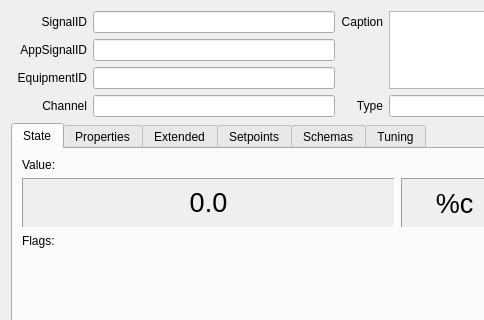
Qt form lib/Ui/DialogSignalInfo.ui (whiteman-kr/u7set) before a commit; both pictures show x 0 to 484 and y 0 to 320 of the 656 by 483 pixel window.
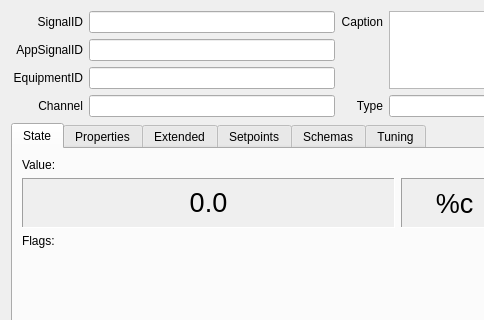
The same form after that commit. Icons and pictures are not drawn. Custom widgets are drawn as their Qt base class.

Commit message: RPCT-2814, u7, Monitor: DialogSignalInfo icon size fix

```diff
--- a/lib/Ui/DialogSignalInfo.ui
+++ b/lib/Ui/DialogSignalInfo.ui
@@ -22,161 +22,12 @@
   <property name="sizeGripEnabled">
    <bool>false</bool>
   </property>
-  <layout class="QGridLayout" name="gridLayout_7">
-   <item row="0" column="0">
     <layout class="QGridLayout" name="gridLayout_6">
      <item row="0" column="0">
       <layout class="QGridLayout" name="gridLayout">
-       <item row="1" column="2">
-        <widget class="QLineEdit" name="editAppSignalID">
-         <property name="sizePolicy">
-          <sizepolicy hsizetype="Expanding" vsizetype="Maximum">
-           <horstretch>0</horstretch>
-           <verstretch>0</verstretch>
-          </sizepolicy>
-         </property>
-         <property name="font">
-          <font>
-           <pointsize>8</pointsize>
-           <weight>50</weight>
-           <bold>false</bold>
-          </font>
-         </property>
-         <property name="acceptDrops">
-          <bool>false</bool>
-         </property>
-         <property name="readOnly">
-          <bool>true</bool>
-         </property>
-        </widget>
-       </item>
-       <item row="0" column="4" rowspan="3">
-        <widget class="QPlainTextEdit" name="editCaption">
-         <property name="sizePolicy">
-          <sizepolicy hsizetype="Expanding" vsizetype="Maximum">
-           <horstretch>0</horstretch>
-           <verstretch>0</verstretch>
-          </sizepolicy>
-         </property>
-         <property name="font">
-          <font>
-           <weight>50</weight>
-           <bold>false</bold>
-          </font>
-         </property>
-        </widget>
-       </item>
-       <item row="0" column="3">
-        <widget class="QLabel" name="captionLabel">
-         <property name="sizePolicy">
-          <sizepolicy hsizetype="Preferred" vsizetype="Maximum">
-           <horstretch>0</horstretch>
-           <verstretch>0</verstretch>
-          </sizepolicy>
-         </property>
-         <property name="text">
-          <string>Caption</string>
-         </property>
-         <property name="alignment">
-          <set>Qt::AlignRight|Qt::AlignTrailing|Qt::AlignVCenter</set>
-         </property>
-        </widget>
-       </item>
-       <item row="2" column="2">
-        <widget class="QLineEdit" name="editEquipment">
-         <property name="sizePolicy">
-          <sizepolicy hsizetype="Expanding" vsizetype="Maximum">
-           <horstretch>0</horstretch>
-           <verstretch>0</verstretch>
-          </sizepolicy>
-         </property>
-         <property name="font">
-          <font>
-           <pointsize>8</pointsize>
-           <weight>50</weight>
-           <bold>false</bold>
-          </font>
-         </property>
-         <property name="acceptDrops">
-          <bool>false</bool>
-         </property>
-         <property name="readOnly">
-          <bool>true</bool>
-         </property>
-        </widget>
-       </item>
-       <item row="3" column="2">
-        <widget class="QLineEdit" name="editChannel">
-         <property name="sizePolicy">
-          <sizepolicy hsizetype="Expanding" vsizetype="Maximum">
-           <horstretch>0</horstretch>
-           <verstretch>0</verstretch>
-          </sizepolicy>
-         </property>
-         <property name="acceptDrops">
-          <bool>false</bool>
-         </property>
-         <property name="readOnly">
-          <bool>true</bool>
-         </property>
-        </widget>
-       </item>
-       <item row="0" column="2">
-        <widget class="QLineEdit" name="editCustomAppSignalID">
-         <property name="sizePolicy">
-          <sizepolicy hsizetype="Expanding" vsizetype="Maximum">
-           <horstretch>0</horstretch>
-           <verstretch>0</verstretch>
-          </sizepolicy>
-         </property>
-         <property name="font">
-          <font>
-           <pointsize>8</pointsize>
-           <weight>50</weight>
-           <bold>false</bold>
-          </font>
-         </property>
-         <property name="acceptDrops">
-          <bool>false</bool>
-         </property>
-         <property name="readOnly">
-          <bool>true</bool>
-         </property>
-        </widget>
-       </item>
-       <item row="3" column="3">
-        <widget class="QLabel" name="signalTypeLabel">
-         <property name="sizePolicy">
-          <sizepolicy hsizetype="Preferred" vsizetype="Maximum">
-           <horstretch>0</horstretch>
-           <verstretch>0</verstretch>
-          </sizepolicy>
-         </property>
-         <property name="text">
-          <string>Type</string>
-         </property>
-         <property name="alignment">
-          <set>Qt::AlignRight|Qt::AlignTrailing|Qt::AlignVCenter</set>
-         </property>
-        </widget>
-       </item>
-       <item row="2" column="1">
-        <widget class="QLabel" name="equipmentLabel">
-         <property name="sizePolicy">
-          <sizepolicy hsizetype="Preferred" vsizetype="Maximum">
-           <horstretch>0</horstretch>
-           <verstretch>0</verstretch>
-          </sizepolicy>
-         </property>
-         <property name="text">
-          <string>EquipmentID</string>
-         </property>
-         <property name="alignment">
-          <set>Qt::AlignRight|Qt::AlignTrailing|Qt::AlignVCenter</set>
-         </property>
-        </widget>
-       </item>
        <item row="0" column="0">
+      <layout class="QHBoxLayout" name="horizontalLayout_2">
+       <item>
         <widget class="QLabelAppSignalDragAndDrop" name="signalIdLabelIcon">
          <property name="sizePolicy">
           <sizepolicy hsizetype="Ignored" vsizetype="Ignored">
@@ -216,7 +67,83 @@
          </property>
         </widget>
        </item>
-       <item row="1" column="1">
+       <item>
+        <widget class="QLabelAppSignalDragAndDrop" name="signalIdLabel">
+         <property name="sizePolicy">
+          <sizepolicy hsizetype="Preferred" vsizetype="Maximum">
+           <horstretch>0</horstretch>
+           <verstretch>0</verstretch>
+          </sizepolicy>
+         </property>
+         <property name="cursor">
+          <cursorShape>PointingHandCursor</cursorShape>
+         </property>
+         <property name="text">
+          <string>SignalID</string>
+         </property>
+         <property name="alignment">
+          <set>Qt::AlignRight|Qt::AlignTrailing|Qt::AlignVCenter</set>
+         </property>
+        </widget>
+       </item>
+      </layout>
+     </item>
+     <item row="0" column="1">
+      <widget class="QLineEdit" name="editCustomAppSignalID">
+       <property name="sizePolicy">
+        <sizepolicy hsizetype="Expanding" vsizetype="Maximum">
+         <horstretch>0</horstretch>
+         <verstretch>0</verstretch>
+        </sizepolicy>
+       </property>
+       <property name="font">
+        <font>
+         <pointsize>8</pointsize>
+         <weight>50</weight>
+         <bold>false</bold>
+        </font>
+       </property>
+       <property name="acceptDrops">
+        <bool>false</bool>
+       </property>
+       <property name="readOnly">
+        <bool>true</bool>
+       </property>
+      </widget>
+     </item>
+     <item row="0" column="2">
+      <widget class="QLabel" name="captionLabel">
+       <property name="sizePolicy">
+        <sizepolicy hsizetype="Preferred" vsizetype="Maximum">
+         <horstretch>0</horstretch>
+         <verstretch>0</verstretch>
+        </sizepolicy>
+       </property>
+       <property name="text">
+        <string>Caption</string>
+       </property>
+       <property name="alignment">
+        <set>Qt::AlignRight|Qt::AlignTrailing|Qt::AlignVCenter</set>
+       </property>
+      </widget>
+     </item>
+     <item row="0" column="3" rowspan="3">
+      <widget class="QPlainTextEdit" name="editCaption">
+       <property name="sizePolicy">
+        <sizepolicy hsizetype="Expanding" vsizetype="Maximum">
+         <horstretch>0</horstretch>
+         <verstretch>0</verstretch>
+        </sizepolicy>
+       </property>
+       <property name="font">
+        <font>
+         <weight>50</weight>
+         <bold>false</bold>
+        </font>
+       </property>
+      </widget>
+     </item>
+     <item row="1" column="0">
         <widget class="QLabel" name="signalIdLabel_2">
          <property name="sizePolicy">
           <sizepolicy hsizetype="Preferred" vsizetype="Maximum">
@@ -232,7 +159,69 @@
          </property>
         </widget>
        </item>
-       <item row="3" column="1">
+     <item row="1" column="1">
+      <widget class="QLineEdit" name="editAppSignalID">
+       <property name="sizePolicy">
+        <sizepolicy hsizetype="Expanding" vsizetype="Maximum">
+         <horstretch>0</horstretch>
+         <verstretch>0</verstretch>
+        </sizepolicy>
+       </property>
+       <property name="font">
+        <font>
+         <pointsize>8</pointsize>
+         <weight>50</weight>
+         <bold>false</bold>
+        </font>
+       </property>
+       <property name="acceptDrops">
+        <bool>false</bool>
+       </property>
+       <property name="readOnly">
+        <bool>true</bool>
+       </property>
+      </widget>
+     </item>
+     <item row="2" column="0">
+      <widget class="QLabel" name="equipmentLabel">
+       <property name="sizePolicy">
+        <sizepolicy hsizetype="Preferred" vsizetype="Maximum">
+         <horstretch>0</horstretch>
+         <verstretch>0</verstretch>
+        </sizepolicy>
+       </property>
+       <property name="text">
+        <string>EquipmentID</string>
+       </property>
+       <property name="alignment">
+        <set>Qt::AlignRight|Qt::AlignTrailing|Qt::AlignVCenter</set>
+       </property>
+      </widget>
+     </item>
+     <item row="2" column="1">
+      <widget class="QLineEdit" name="editEquipment">
+       <property name="sizePolicy">
+        <sizepolicy hsizetype="Expanding" vsizetype="Maximum">
+         <horstretch>0</horstretch>
+         <verstretch>0</verstretch>
+        </sizepolicy>
+       </property>
+       <property name="font">
+        <font>
+         <pointsize>8</pointsize>
+         <weight>50</weight>
+         <bold>false</bold>
+        </font>
+       </property>
+       <property name="acceptDrops">
+        <bool>false</bool>
+       </property>
+       <property name="readOnly">
+        <bool>true</bool>
+       </property>
+      </widget>
+     </item>
+     <item row="3" column="0">
         <widget class="QLabel" name="channeLabel">
          <property name="sizePolicy">
           <sizepolicy hsizetype="Preferred" vsizetype="Maximum">
@@ -248,7 +237,39 @@
          </property>
         </widget>
        </item>
-       <item row="3" column="4">
+     <item row="3" column="1">
+      <widget class="QLineEdit" name="editChannel">
+       <property name="sizePolicy">
+        <sizepolicy hsizetype="Expanding" vsizetype="Maximum">
+         <horstretch>0</horstretch>
+         <verstretch>0</verstretch>
+        </sizepolicy>
+       </property>
+       <property name="acceptDrops">
+        <bool>false</bool>
+       </property>
+       <property name="readOnly">
+        <bool>true</bool>
+       </property>
+      </widget>
+     </item>
+     <item row="3" column="2">
+      <widget class="QLabel" name="signalTypeLabel">
+       <property name="sizePolicy">
+        <sizepolicy hsizetype="Preferred" vsizetype="Maximum">
+         <horstretch>0</horstretch>
+         <verstretch>0</verstretch>
+        </sizepolicy>
+       </property>
+       <property name="text">
+        <string>Type</string>
+       </property>
+       <property name="alignment">
+        <set>Qt::AlignRight|Qt::AlignTrailing|Qt::AlignVCenter</set>
+       </property>
+      </widget>
+     </item>
+     <item row="3" column="3">
         <widget class="QLineEdit" name="editSignalType">
          <property name="sizePolicy">
           <sizepolicy hsizetype="Expanding" vsizetype="Maximum">
@@ -270,25 +291,6 @@
          </property>
         </widget>
        </item>
-       <item row="0" column="1">
-        <widget class="QLabelAppSignalDragAndDrop" name="signalIdLabel">
-         <property name="sizePolicy">
-          <sizepolicy hsizetype="Preferred" vsizetype="Maximum">
-           <horstretch>0</horstretch>
-           <verstretch>0</verstretch>
-          </sizepolicy>
-         </property>
-         <property name="cursor">
-          <cursorShape>PointingHandCursor</cursorShape>
-         </property>
-         <property name="text">
-          <string>SignalID</string>
-         </property>
-         <property name="alignment">
-          <set>Qt::AlignRight|Qt::AlignTrailing|Qt::AlignVCenter</set>
-         </property>
-        </widget>
-       </item>
       </layout>
      </item>
      <item row="1" column="0">
@@ -846,8 +848,6 @@
         </layout>
        </widget>
       </widget>
-     </item>
-    </layout>
    </item>
   </layout>
  </widget>
```
Lines whose indentation alone changed are shown as unchanged.
